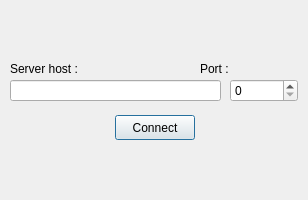
Old version of the form src/visual_client/authenticationdialog.ui in the repository gmardon/PSU_2016_zappy.
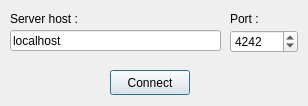
New version of the form.

The edit to the form file:
```diff
--- a/src/visual_client/authenticationdialog.ui
+++ b/src/visual_client/authenticationdialog.ui
@@ -2,14 +2,22 @@
 <ui version="4.0">
  <class>AuthenticationDialog</class>
  <widget class="QDialog" name="AuthenticationDialog">
+  <property name="geometry">
+   <rect>
+    <x>0</x>
+    <y>0</y>
+    <width>308</width>
+    <height>106</height>
+   </rect>
+  </property>
   <property name="windowTitle">
    <string>Dialog</string>
   </property>
   <widget class="QPushButton" name="connect">
    <property name="geometry">
     <rect>
-     <x>115</x>
-     <y>115</y>
+     <x>110</x>
+     <y>70</y>
      <width>80</width>
      <height>25</height>
     </rect>
@@ -22,17 +30,20 @@
    <property name="geometry">
     <rect>
      <x>10</x>
-     <y>80</y>
+     <y>30</y>
      <width>211</width>
      <height>21</height>
     </rect>
    </property>
+   <property name="text">
+    <string>localhost</string>
+   </property>
   </widget>
   <widget class="QLabel" name="server_host_label">
    <property name="geometry">
     <rect>
      <x>10</x>
-     <y>60</y>
+     <y>10</y>
      <width>91</width>
      <height>17</height>
     </rect>
@@ -44,8 +55,8 @@
   <widget class="QLabel" name="server_port_label">
    <property name="geometry">
     <rect>
-     <x>200</x>
-     <y>60</y>
+     <x>230</x>
+     <y>10</y>
      <width>54</width>
      <height>17</height>
     </rect>
@@ -58,11 +69,17 @@
    <property name="geometry">
     <rect>
      <x>230</x>
-     <y>79</y>
+     <y>30</y>
      <width>68</width>
      <height>23</height>
     </rect>
    </property>
+   <property name="maximum">
+    <number>65000</number>
+   </property>
+   <property name="value">
+    <number>4242</number>
+   </property>
   </widget>
  </widget>
  <resources/>
```
